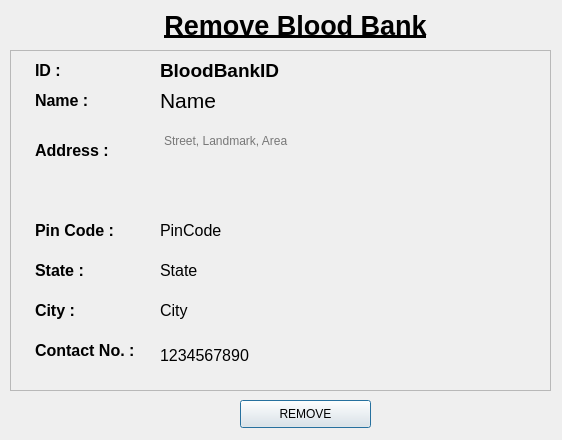
Qt form Layouts/Dialogs/superadmin/Blood Banks/removeBloodBank.ui (bits-magnet/MDTouchs) before a commit.
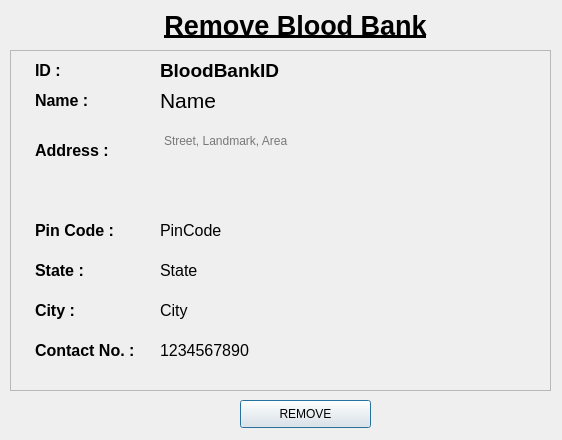
The same form after that commit.

```diff
--- a/Layouts/Dialogs/superadmin/Blood Banks/removeBloodBank.ui
+++ b/Layouts/Dialogs/superadmin/Blood Banks/removeBloodBank.ui
@@ -206,7 +206,7 @@
       <x>150</x>
       <y>290</y>
       <width>181</width>
-      <height>31</height>
+      <height>21</height>
      </rect>
     </property>
     <property name="styleSheet">
```
